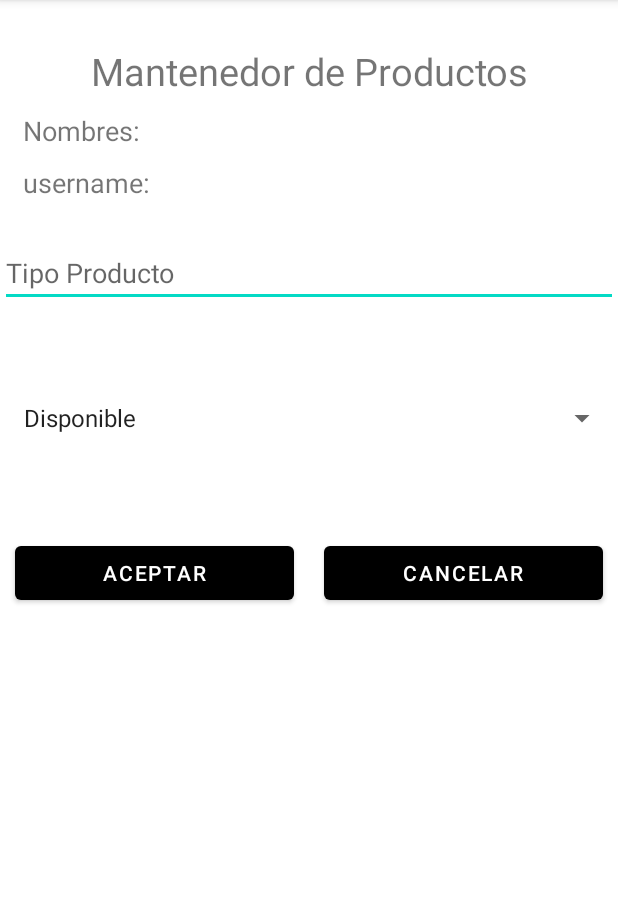
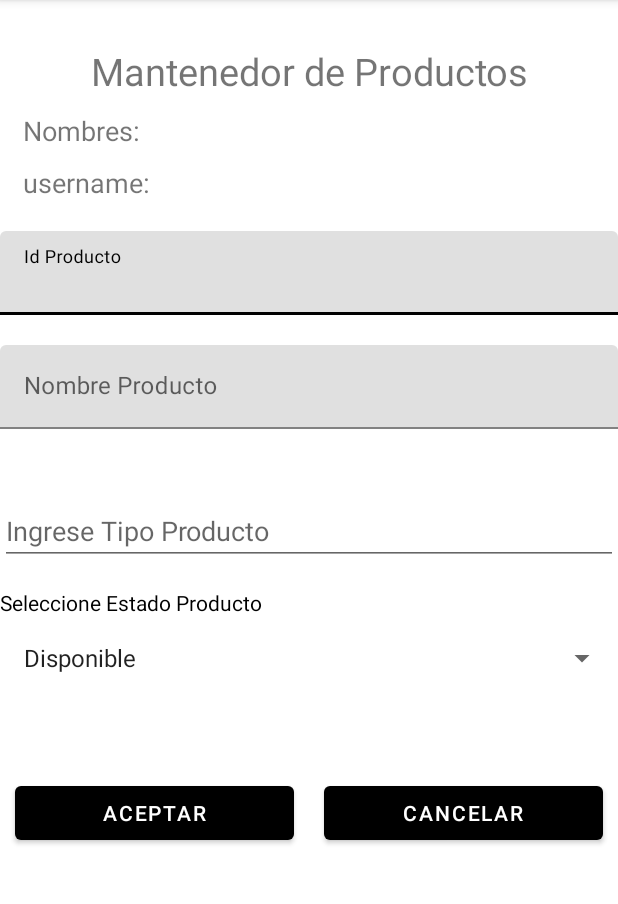
Before and after one commit to Panchober27/Trabajo2-AppMoviles, an Android app: the ProductoActivity screen opened directly, with no data from a screen before it, on a phone screen of 412 x 824 dp, the part 84-988 px from its top. Run offline under Robolectric (Android 15) with nearby library versions, the phone set to English and light mode, and no system bars.

```diff
--- a/app/src/main/java/com/example/trabajo2_appmoviles_francisco_berwart/ProductoActivity.java
+++ b/app/src/main/java/com/example/trabajo2_appmoviles_francisco_berwart/ProductoActivity.java
@@ -3,25 +3,33 @@ package com.example.trabajo2_appmoviles_francisco_berwart;
 import androidx.appcompat.app.AppCompatActivity;
 
 import android.os.Bundle;
+import android.util.Log;
 import android.view.View;
 import android.widget.AdapterView;
 import android.widget.ArrayAdapter;
 import android.widget.AutoCompleteTextView;
+import android.widget.Button;
 import android.widget.Spinner;
 import android.widget.TextView;
 import android.widget.Toast;
+
+import com.google.android.material.textfield.TextInputEditText;
+import com.google.android.material.textfield.TextInputLayout;
 
 import java.util.ArrayList;
 
 public class ProductoActivity extends AppCompatActivity {
 
+    private String idProd, nombreProd, tipoProducto, estadoProducto;
     private TextView tvUserName, tvNombres;
+    private TextInputEditText edIDProd, edNomProd;
     private Spinner spinProds;
     private AutoCompleteTextView autoProds;
+    private Button btnAddProd, btnCancelProd;
     private String[] tipoProd = new String[10];
     private String[] estadoProd = new String[4];
     private ArrayList<Producto> productos = new ArrayList<>();
-    private ArrayAdapter adapter, adapterTipos, adapterEstados;
+    private ArrayAdapter adapterTipos, adapterEstados;
 
     @Override
     protected void onCreate(Bundle savedInstanceState) {
@@ -30,7 +38,27 @@ public class ProductoActivity extends AppCompatActivity {
         // Inicializaciones
         inits();
         chargeBundles();
+        events();
         Toast.makeText(this, "Ahora viene agregar solo datos de prueba :=)", Toast.LENGTH_LONG).show();
+    }
+
+    // Metodo para las funciones/metodos de los distintos botones.
+    private void clickButtons(View btn) {
+        if (btn.getId() == R.id.btnAddProducto) {
+            Toast.makeText(this, "Se agregara un Producto!", Toast.LENGTH_LONG).show();
+            // Convierto a Strings los valores de los editText.
+            idProd = edIDProd.getText().toString();
+            nombreProd = edNomProd.getText().toString();
+            tipoProducto = "tipo 1";
+            estadoProducto = "Disponible";
+            productos.add(new Producto(idProd,nombreProd,tipoProducto,estadoProducto));
+            // Enviar los datos => Listado de productos al LOG.
+
+
+        }
+        if (btn.getId() == R.id.btnCancelarProducto) {
+            Toast.makeText(this, "Se Cancelo la carga de un Producto!", Toast.LENGTH_LONG).show();
+        }
     }
 
 
@@ -39,10 +67,16 @@ public class ProductoActivity extends AppCompatActivity {
         // Colocar codigo de imagen de actionBar.
         // Seria choro hacer esto desde Validaciones :)
 
+        //edIDProd, edNomProd
+
+        edIDProd = findViewById(R.id.edIDtProducto);
+        edNomProd = findViewById(R.id.edNombreProducto);
         spinProds = findViewById(R.id.spinProds);
         autoProds = findViewById(R.id.autoProds);
         tvUserName = findViewById(R.id.tvUserName);
         tvNombres = findViewById(R.id.tvNombres);
+        btnAddProd = findViewById(R.id.btnAddProducto);
+        btnCancelProd = findViewById(R.id.btnCancelarProducto);
         //chargeProdsList();
         //adapter = new ArrayAdapter(this, android.R.layout.simple_expandable_list_item_1, productos);
         //spinProds.setAdapter(adapter);
@@ -56,6 +90,23 @@ public class ProductoActivity extends AppCompatActivity {
         spinProds.setAdapter(adapterEstados);
         autoProds.setAdapter(adapterTipos);
 
+    }
+
+
+    // Metodo para asiganr los listners a los botones.
+    private void events() {
+        btnAddProd.setOnClickListener(new View.OnClickListener() {
+            @Override
+            public void onClick(View v) {
+                clickButtons(v);
+            }
+        });
+        btnCancelProd.setOnClickListener(new View.OnClickListener() {
+            @Override
+            public void onClick(View v) {
+                clickButtons(v);
+            }
+        });
     }
 
     /**
@@ -76,19 +127,15 @@ public class ProductoActivity extends AppCompatActivity {
     }
 
 
-    // Metodo para cargar la lista de productos.
-    private void chargeProdsList() {
-        productos.add(new Producto("1A", "MARK1", "War Machine", "Disponible"));
-        productos.add(new Producto("2A", "MARK12", "War Machine", "Disponible"));
-        productos.add(new Producto("3A", "MARK15", "War Machine", "No Vigente"));
-        productos.add(new Producto("4A", "MARK22", "War Machine", "En Transito"));
-        // en el futuro se ingresaran mas demos de producto.
+    // Metodo para limpiar los componentes.
+    private void cleanComponents(){
+
     }
 
     // Metodo para cargar los arrays de Estados y Tipos
     private void chargeArrays() {
         estadoProd = new String[]{"Disponible", "Control de Calida", "No Vigente", "En Transito"};
-        tipoProd = new String[]{"tipo 1","tipo 2","tipo 3","tipo 4","tipo 5","tipo 6","tipo 7","tipo 8","tipo 9","tipo 10"};
+        tipoProd = new String[]{"tipo 1", "tipo 2", "tipo 3", "tipo 4", "tipo 5", "tipo 6", "tipo 7", "tipo 8", "tipo 9", "tipo 10"};
     }
 
 
--- a/app/src/main/res/layout/activity_producto.xml
+++ b/app/src/main/res/layout/activity_producto.xml
@@ -50,20 +50,63 @@
 
     </LinearLayout>
 
+    <!-- LY para el id y nombre del producto
+         Creo que esto se llena con inputTextLayout.
+     -->
+    <LinearLayout
+        android:layout_width="match_parent"
+        android:layout_height="wrap_content"
+        android:layout_marginTop="20dp">
+
+        <com.google.android.material.textfield.TextInputLayout
+            android:layout_width="match_parent"
+            android:layout_height="match_parent"
+            android:layout_marginBottom="20dp">
+
+            <com.google.android.material.textfield.TextInputEditText
+                android:id="@+id/edIDtProducto"
+                android:layout_width="match_parent"
+                android:layout_height="wrap_content"
+                android:layout_marginBottom="20dp"
+                android:hint="Id Producto" />
+
+            <com.google.android.material.textfield.TextInputLayout
+                android:layout_width="match_parent"
+                android:layout_height="match_parent">
+
+                <com.google.android.material.textfield.TextInputEditText
+                    android:id="@+id/edNombreProducto"
+                    android:layout_width="match_parent"
+                    android:layout_height="wrap_content"
+                    android:hint="Nombre Producto"
+                    android:inputType="text" />
+            </com.google.android.material.textfield.TextInputLayout>
+        </com.google.android.material.textfield.TextInputLayout>
+    </LinearLayout>
+
 
     <AutoCompleteTextView
         android:id="@+id/autoProds"
         android:layout_width="match_parent"
         android:layout_height="wrap_content"
         android:layout_marginTop="25dp"
-        android:hint="Tipo Producto" />
+        android:hint="Ingrese Tipo Producto" />
 
+
+    <TextView
+        android:layout_width="match_parent"
+        android:layout_height="wrap_content"
+        android:layout_marginTop="15dp"
+        android:text="Seleccione Estado Producto"
+        android:textColor="@color/black">
+
+    </TextView>
 
     <Spinner
         android:id="@+id/spinProds"
         android:layout_width="match_parent"
         android:layout_height="wrap_content"
-        android:layout_marginTop="50dp" />
+        android:layout_marginTop="3dp" />
 
     <!--
         LY de futuros botones.
@@ -75,6 +118,7 @@
         android:orientation="horizontal">
 
         <Button
+            android:id="@+id/btnAddProducto"
             android:layout_width="match_parent"
             android:layout_height="wrap_content"
             android:layout_marginHorizontal="10dp"
@@ -82,6 +126,7 @@
             android:text="Aceptar"></Button>
 
         <Button
+            android:id="@+id/btnCancelarProducto"
             android:layout_width="match_parent"
             android:layout_height="wrap_content"
             android:layout_marginHorizontal="10dp"
```
